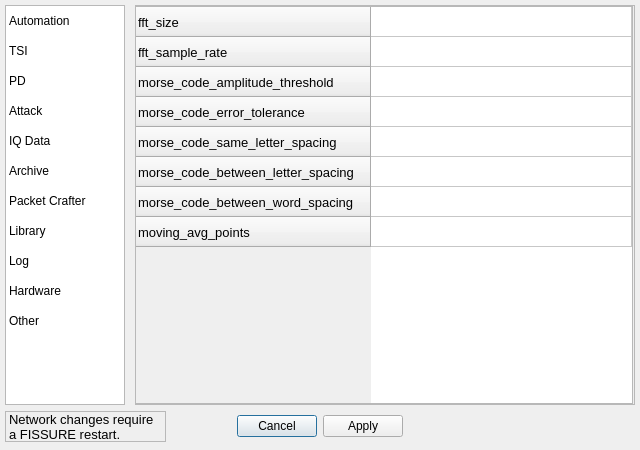
This is UI/options.ui in ainfosec/FISSURE as Qt 5 draws it before an edit. The edited form follows.
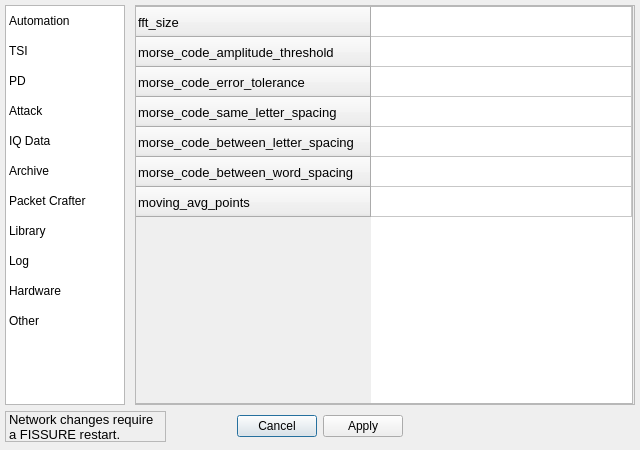
This is the edited form. The open tabs and pages were chosen to show the change.

What changed in the file:
```diff
--- a/UI/options.ui
+++ b/UI/options.ui
@@ -404,16 +404,6 @@
         </font>
        </property>
       </row>
-      <row>
-       <property name="text">
-        <string>fft_sample_rate</string>
-       </property>
-       <property name="font">
-        <font>
-         <pointsize>10</pointsize>
-        </font>
-       </property>
-      </row>
       <row>
        <property name="text">
         <string>morse_code_amplitude_threshold</string>
```
